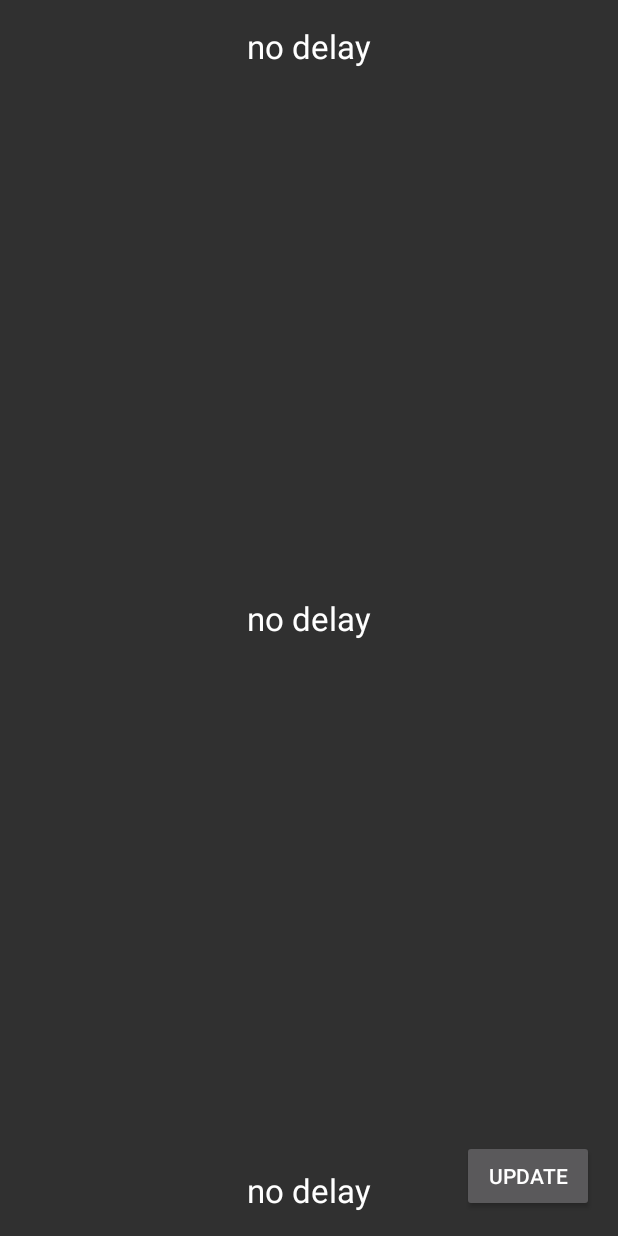
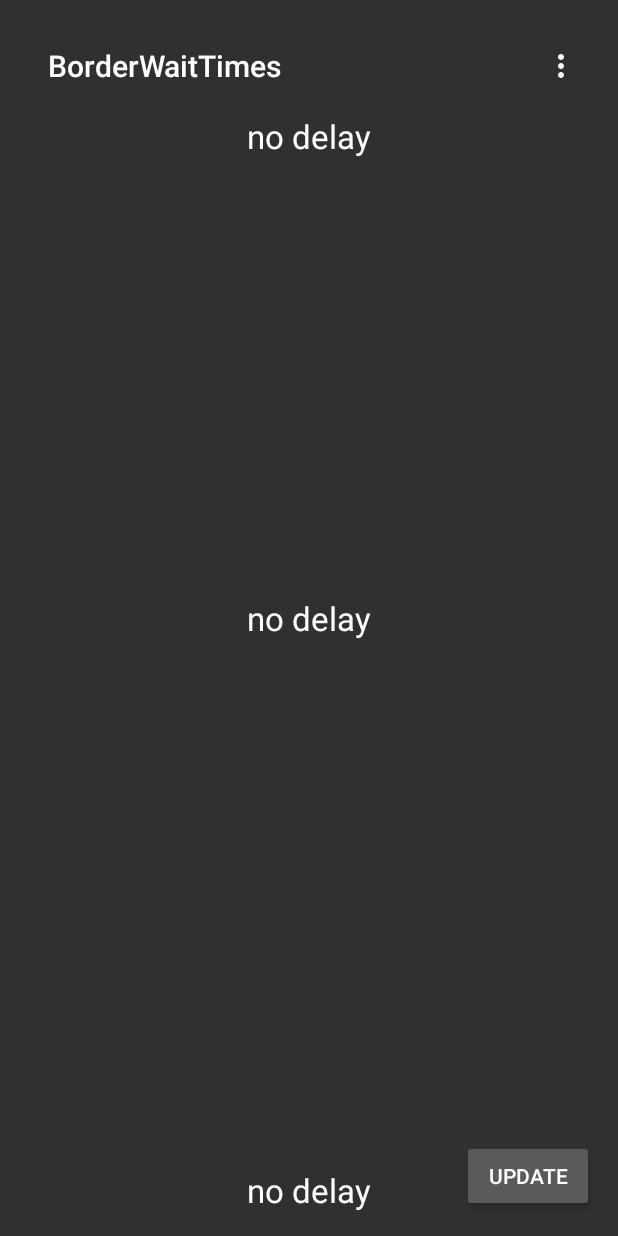
Before and after one commit to S-Kantor/OntarioBorderWaitTimes, an Android app: the screen it shows after launch (MainActivity), on a phone screen of 412 x 824 dp. Run offline under Robolectric (Android 15) with nearby library versions, the phone set to English and light mode, and no system bars.

Commit message:
Added toolbar support and icons

```diff
--- a/BorderWaitTimes/app/src/main/res/layout/activity_main.xml
+++ b/BorderWaitTimes/app/src/main/res/layout/activity_main.xml
@@ -11,6 +11,14 @@
     app:layout_behavior="@string/appbar_scrolling_view_behavior"
     tools:context="com.kantor.sam.borderwaittimes.MainActivity">
 
+    <android.support.v7.widget.Toolbar
+        android:id="@+id/my_toolbar"
+        android:layout_width="match_parent"
+        android:layout_height="?attr/actionBarSize"
+        android:elevation="4dp"
+        android:theme="@style/ThemeOverlay.AppCompat.Dark.ActionBar"
+        app:popupTheme="@style/ThemeOverlay.AppCompat.Dark.ActionBar"
+        android:layout_alignParentEnd="true" />
 
     <TextView
         android:layout_width="wrap_content"
@@ -19,8 +27,9 @@
         android:text="Large Text"
         android:id="@+id/Bridge_1"
         android:layout_gravity="center_horizontal"
-        android:layout_alignParentTop="true"
-        android:layout_centerHorizontal="true" />
+        android:layout_alignParentTop="false"
+        android:layout_alignStart="@+id/Bridge_3"
+        android:layout_marginTop="60dp" />
 
     <Button
         android:layout_width="wrap_content"
--- /dev/null
+++ b/BorderWaitTimes/app/src/main/res/menu/actionbutton.xml
@@ -0,0 +1,21 @@
+<?xml version="1.0" encoding="utf-8"?>
+<menu xmlns:android="http://schemas.android.com/apk/res/android"
+    xmlns:app="http://schemas.android.com/apk/res-auto">
+
+    <item
+    android:id="@+id/queenstonBridgepop"
+    android:icon="@drawable/queestonlewiston"
+    android:title="@string/queenPopup"
+    app:showAsAction="never"/>
+
+    <item
+        android:id="@+id/peaceBridgepop"
+        android:icon="@drawable/peacebridge"
+        android:title="@string/peacePopup"
+        app:showAsAction="never"/>
+    <item
+        android:id="@+id/rainbowBridgpop"
+        android:icon="@drawable/rainbowbridge1"
+        android:title="@string/rainbowPopup"
+        app:showAsAction="never"/>
+</menu>
```
Also changed, not shown: BorderWaitTimes/app/src/main/java/com/kantor/sam/borderwaittimes/MainActivity.java (+28 -10 lines).
